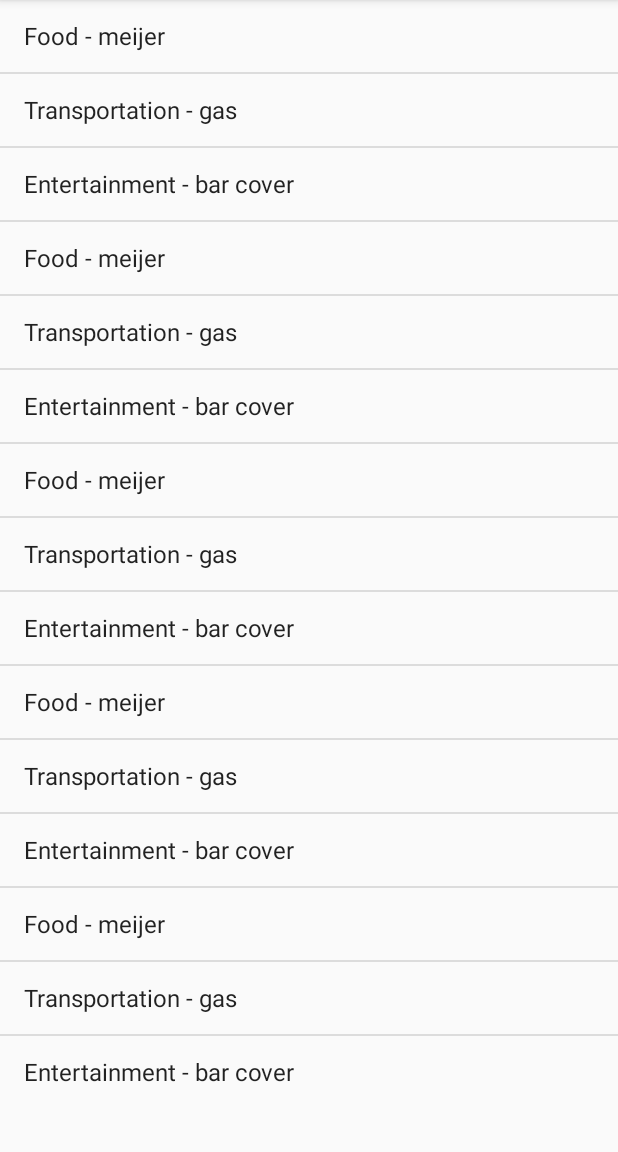
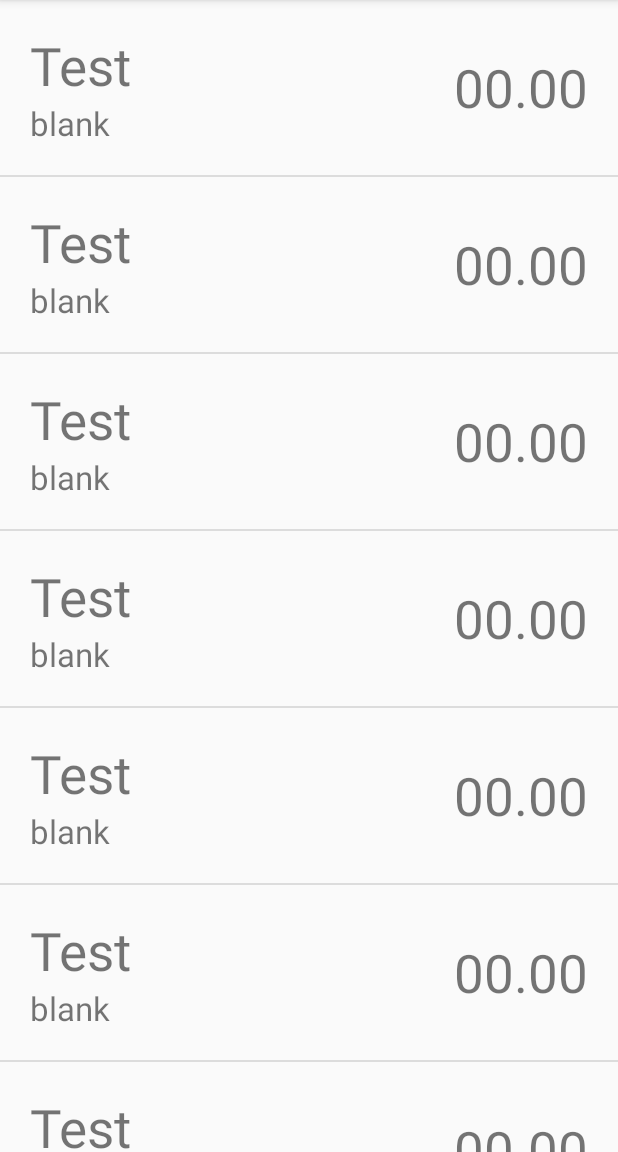
Before and after one commit to shamgang/easymoney, an Android app: the screen it shows after launch (MainActivity), on a phone screen of 412 x 824 dp, the part 84-1236 px from its top. Run offline under Robolectric (Android 15) with nearby library versions, the phone set to English and light mode, and no system bars; 5 statements that could not run were skipped.

Commit message:
add Category, Transaction, and TransactionAdapter

```diff
--- /dev/null
+++ b/app/src/main/java/com/shamik/budget/app/Category.java
@@ -0,0 +1,25 @@
+package com.shamik.budget.app;
+
+import java.util.ArrayList;
+
+/**
+ * Created by Shamik on 5/7/2016.
+ */
+public class Category {
+    private String mName;
+    private Category mParent;
+    private ArrayList<Category> mChildren;
+
+    public Category(Category parent, String name) {
+        mParent = parent;
+        mName = name;
+    }
+
+    public Category getParent() {
+        return mParent;
+    }
+
+    public String getName() {
+        return mName;
+    }
+}
--- /dev/null
+++ b/app/src/main/java/com/shamik/budget/app/Transaction.java
@@ -0,0 +1,70 @@
+package com.shamik.budget.app;
+
+/**
+ * Created by Shamik on 5/7/2016.
+ */
+public class Transaction {
+    private String mAmountWhole;
+    private String mAmountDecimal;
+    private String mDescription;
+    private Category mCategory;
+    private boolean mIsIncome;
+
+    public Transaction() {
+        set(null, null, null, null, false);
+    }
+
+    public Transaction(String amountWhole, String amountDecimal, String description,
+                       Category category, boolean isIncome) {
+        set(amountWhole, amountDecimal, description, category, isIncome);
+    }
+
+    public String getAmountWhole() {
+        return mAmountWhole;
+    }
+
+    public String getAmountDecimal() {
+        return mAmountDecimal;
+    }
+
+    public String getDescription() {
+        return mDescription;
+    }
+
+    public Category getCategory() {
+        return mCategory;
+    }
+
+    public boolean isIncome() {
+        return mIsIncome;
+    }
+
+    public void set(String amountWhole, String amountDecimal, String description,
+                    Category category, boolean isIncome) {
+        setAmountWhole(amountWhole);
+        setAmountDecimal(amountDecimal);
+        setDescription(description);
+        setCategory(category);
+        setIncome(isIncome);
+    }
+
+    public void setAmountWhole(String amountWhole) {
+        mAmountWhole = (amountWhole == null) ? "00" : amountWhole;
+    }
+
+    public void setAmountDecimal(String amountDecimal) {
+        mAmountDecimal = (amountDecimal == null) ? "00" : amountDecimal;
+    }
+
+    public void setDescription(String description) {
+        mDescription = (description == null) ? "Test" : description;
+    }
+
+    public void setCategory(Category category) {
+        mCategory = (category == null) ? new Category(null, "blank") : category;
+    }
+
+    public void setIncome(boolean isIncome) {
+        mIsIncome = isIncome;
+    }
+}
--- /dev/null
+++ b/app/src/main/java/com/shamik/budget/app/TransactionAdapter.java
@@ -0,0 +1,39 @@
+package com.shamik.budget.app;
+
+import android.content.Context;
+import android.view.LayoutInflater;
+import android.view.View;
+import android.view.ViewGroup;
+import android.widget.ArrayAdapter;
+import android.widget.TextView;
+
+import java.util.ArrayList;
+
+/**
+ * Created by Shamik on 5/7/2016.
+ */
+public class TransactionAdapter extends ArrayAdapter<Transaction> {
+    public TransactionAdapter(Context context, ArrayList<Transaction> transactions) {
+        super(context, 0, transactions);
+    }
+
+    @Override
+    public View getView(int position, View convertView, ViewGroup parent){
+        // get data item
+        Transaction transaction = getItem(position);
+        // inflate view unless one is being reused
+        if(convertView == null) {
+            convertView = LayoutInflater.from(getContext()).inflate(R.layout.item_transaction, parent, false);
+        }
+        // populate the correct views
+        TextView transactionAmountWhole = (TextView)convertView.findViewById(R.id.transaction_item_amount_whole);
+        TextView transactionAmountDecimal = (TextView)convertView.findViewById(R.id.transaction_item_amount_decimal);
+        TextView transactionDescription = (TextView)convertView.findViewById(R.id.transaction_item_description);
+        TextView transactionCategory = (TextView)convertView.findViewById(R.id.transaction_item_category);
+        transactionAmountWhole.setText(transaction.getAmountWhole());
+        transactionAmountDecimal.setText(transaction.getAmountDecimal());
+        transactionDescription.setText(transaction.getDescription());
+        transactionCategory.setText(transaction.getCategory().getName());
+        return convertView;
+    }
+}
--- a/app/src/main/java/com/shamik/budget/app/TransactionListFragment.java
+++ b/app/src/main/java/com/shamik/budget/app/TransactionListFragment.java
@@ -9,6 +9,8 @@ import android.widget.AdapterView;
 import android.widget.AdapterView.OnItemClickListener;
 import android.widget.ArrayAdapter;
 import android.widget.ListView;
+
+import java.util.ArrayList;
 
 /**
  * Created by Shamik on 5/4/2016.
@@ -26,14 +28,20 @@ public class TransactionListFragment extends BaseFullscreenFragment implements O
         super.onActivityCreated(savedInstanceState);
 
         // populate list and set item click listener
+        /*
         String[] budgetListItems = new String[] { "Food - meijer", "Transportation - gas",
                 "Entertainment - bar cover", "Food - meijer", "Transportation - gas",
                 "Entertainment - bar cover", "Food - meijer", "Transportation - gas",
                 "Entertainment - bar cover", "Food - meijer", "Transportation - gas",
                 "Entertainment - bar cover", "Food - meijer", "Transportation - gas",
                 "Entertainment - bar cover"};
+        */
+        ArrayList<Transaction> transactionStubList = new ArrayList<Transaction>();
+        for(int i = 0; i < 30; ++i) {
+            transactionStubList.add(new Transaction());
+        }
         mTransactionList = (ListView)getView().findViewById(R.id.transaction_list);
-        mTransactionList.setAdapter(new ArrayAdapter<String>(getActivity(), android.R.layout.simple_list_item_1, budgetListItems));
+        mTransactionList.setAdapter(new TransactionAdapter(getActivity(), transactionStubList));
         mTransactionList.setOnItemClickListener(this);
     }
 
--- /dev/null
+++ b/app/src/main/res/layout/item_transaction.xml
@@ -0,0 +1,48 @@
+<?xml version="1.0" encoding="utf-8"?>
+
+<RelativeLayout xmlns:android="http://schemas.android.com/apk/res/android"
+    android:layout_width="match_parent"
+    android:layout_height="match_parent"
+    android:padding="20dp" >
+
+    <TextView
+        android:id="@+id/transaction_item_description"
+        android:layout_width="wrap_content"
+        android:layout_height="wrap_content"
+        android:textSize="16pt"/>
+
+    <TextView
+        android:id="@+id/transaction_item_category"
+        android:layout_width="wrap_content"
+        android:layout_height="wrap_content"
+        android:layout_below="@id/transaction_item_description"
+        android:textSize="10pt"/>
+
+    <LinearLayout
+        android:orientation="horizontal"
+        android:layout_width="wrap_content"
+        android:layout_height="wrap_content"
+        android:layout_alignParentRight="true"
+        android:layout_centerVertical="true" >
+
+        <TextView
+            android:id="@+id/transaction_item_amount_whole"
+            android:layout_width="wrap_content"
+            android:layout_height="wrap_content"
+            android:textSize="16pt" />
+
+        <TextView
+            android:layout_width="wrap_content"
+            android:layout_height="wrap_content"
+            android:textSize="16pt"
+            android:text="@string/decimal" />
+
+        <TextView
+            android:id="@+id/transaction_item_amount_decimal"
+            android:layout_width="wrap_content"
+            android:layout_height="wrap_content"
+            android:textSize="16pt" />
+
+    </LinearLayout>
+
+</RelativeLayout>
```
